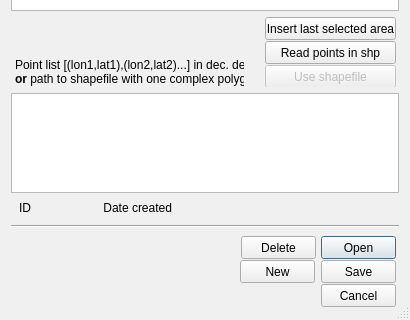
Old version of the form ELVIS_save_sel.ui in the repository csiro-chris-m/marine_values; both pictures show x 0 to 410 and y 350 to 670 of the 410 by 670 pixel window.
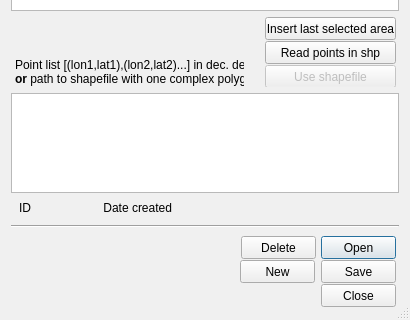
New version of the form.

```diff
--- a/ELVIS_save_sel.ui
+++ b/ELVIS_save_sel.ui
@@ -131,7 +131,7 @@
          </rect>
         </property>
         <property name="text">
-         <string>Cancel</string>
+         <string>Close</string>
         </property>
         <property name="autoDefault">
          <bool>false</bool>
```
